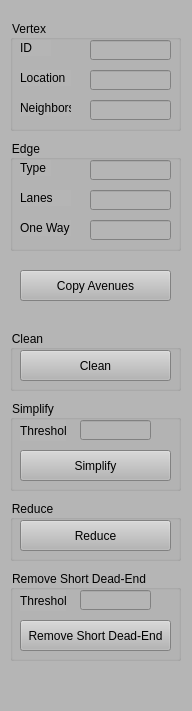
The window that GSMViewer/ControlWidget.ui (gnishida/GSMViewer) describes before a commit, drawn with Qt 5.
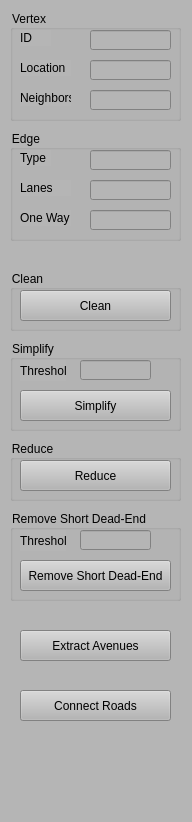
The same window after the commit.

What changed in the file:
```diff
--- a/GSMViewer/ControlWidget.ui
+++ b/GSMViewer/ControlWidget.ui
@@ -7,7 +7,7 @@
     <x>0</x>
     <y>0</y>
     <width>192</width>
-    <height>711</height>
+    <height>822</height>
    </rect>
   </property>
   <property name="minimumSize">
@@ -24,7 +24,7 @@
     <property name="geometry">
      <rect>
       <x>10</x>
-      <y>140</y>
+      <y>130</y>
       <width>171</width>
       <height>111</height>
      </rect>
@@ -106,7 +106,7 @@
     <property name="geometry">
      <rect>
       <x>10</x>
-      <y>400</y>
+      <y>340</y>
       <width>171</width>
       <height>91</height>
      </rect>
@@ -155,7 +155,7 @@
     <property name="geometry">
      <rect>
       <x>10</x>
-      <y>570</y>
+      <y>510</y>
       <width>171</width>
       <height>91</height>
      </rect>
@@ -204,20 +204,20 @@
     <property name="geometry">
      <rect>
       <x>20</x>
-      <y>270</y>
+      <y>630</y>
       <width>151</width>
       <height>31</height>
      </rect>
     </property>
     <property name="text">
-     <string>Copy Avenues</string>
+     <string>Extract Avenues</string>
     </property>
    </widget>
    <widget class="QGroupBox" name="groupBox_4">
     <property name="geometry">
      <rect>
       <x>10</x>
-      <y>330</y>
+      <y>270</y>
       <width>171</width>
       <height>61</height>
      </rect>
@@ -243,7 +243,7 @@
     <property name="geometry">
      <rect>
       <x>10</x>
-      <y>20</y>
+      <y>10</y>
       <width>171</width>
       <height>111</height>
      </rect>
@@ -325,7 +325,7 @@
     <property name="geometry">
      <rect>
       <x>10</x>
-      <y>500</y>
+      <y>440</y>
       <width>171</width>
       <height>61</height>
      </rect>
@@ -347,6 +347,19 @@
      </property>
     </widget>
    </widget>
+   <widget class="QPushButton" name="pushButtonConnectRoads">
+    <property name="geometry">
+     <rect>
+      <x>20</x>
+      <y>690</y>
+      <width>151</width>
+      <height>31</height>
+     </rect>
+    </property>
+    <property name="text">
+     <string>Connect Roads</string>
+    </property>
+   </widget>
   </widget>
  </widget>
  <resources/>
```
Left out of the diff: 2 changed lines with no effect on the pictures.
